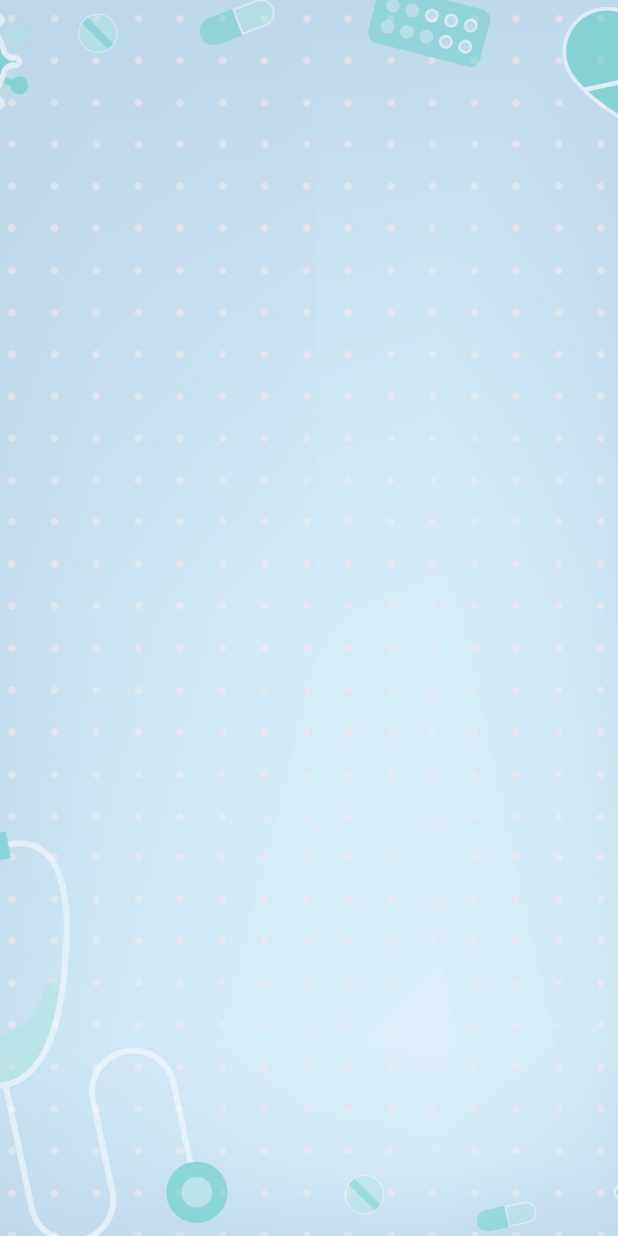
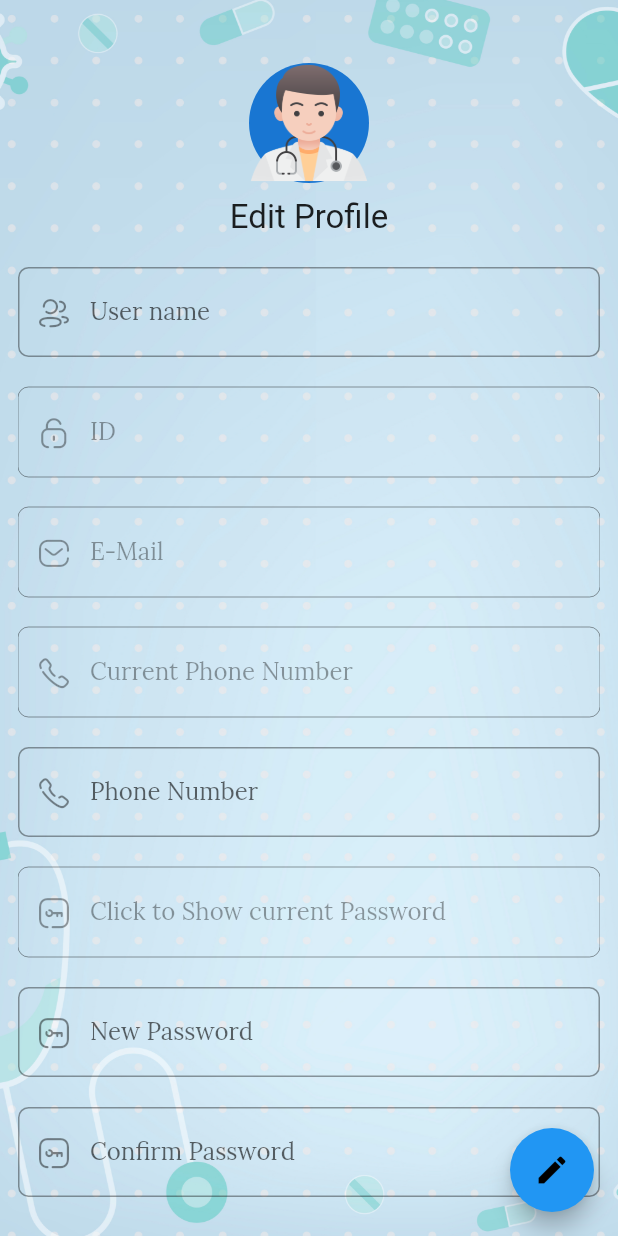
Before and after one commit to ClinicalPharmasictIntervention/Clinical_Pharmacist_Application, a Flutter app: the EditProfileScreen screen opened directly, on a phone screen of 412 x 824 dp. Run offline on Flutter 3.47's test engine with Material 2 defaults, Android fonts, the light colour scheme and no system bars; our stand-ins replace animated_splash_screen, animated_text_kit, bloc, date_time_picker, easy_search_bar, firebase_auth and 9 more; accounts and stored records are empty.

Commit message:
edit profile screen

```diff
--- a/lib/business_logic/cubit/app_cubit.dart
+++ b/lib/business_logic/cubit/app_cubit.dart
@@ -9,7 +9,7 @@ import 'package:url_launcher/url_launcher.dart';
 part 'app_state.dart';
 
 class AppCubit extends Cubit<AppState> {
-  bool editProfileAbsorbing = false;
+  bool editProfileAbsorbing = true;
 
   AppCubit() : super(AppInitial());
 
--- a/lib/main.dart
+++ b/lib/main.dart
@@ -30,4 +30,6 @@ class MyApp extends StatelessWidget {
       ),
     );
   }
+
+
 }
--- a/lib/shared/utilities.dart
+++ b/lib/shared/utilities.dart
@@ -189,7 +189,7 @@ printToast(String? msg, {Toast? toastLenght}) {
       },
       child: const Icon(
         Icons.edit,
-        color:  Colors.blue,
+        color:  Colors.black,
       ),
     );
   }
--- a/lib/ui/screens/edit_profile_screen.dart
+++ b/lib/ui/screens/edit_profile_screen.dart
@@ -25,16 +25,17 @@ class EditProfileScreen extends StatelessWidget {
             return Scaffold(
               backgroundColor: Colors.transparent,
               body: drawBody(context),
-              floatingActionButton:( context.read<AppCubit>().editProfileAbsorbing==false)?
-              null:
+              floatingActionButton:( context.read<AppCubit>().editProfileAbsorbing==false)?null:
+
                   drawEnableEditingFloatingActionButton(context),
+
             );
           }),
     );
   }
 
   drawBody(BuildContext context) {
-    AbsorbPointer(
+   return AbsorbPointer(
       absorbing: (context.read<AppCubit>().editProfileAbsorbing == false)
           ? false
           : true,
```
